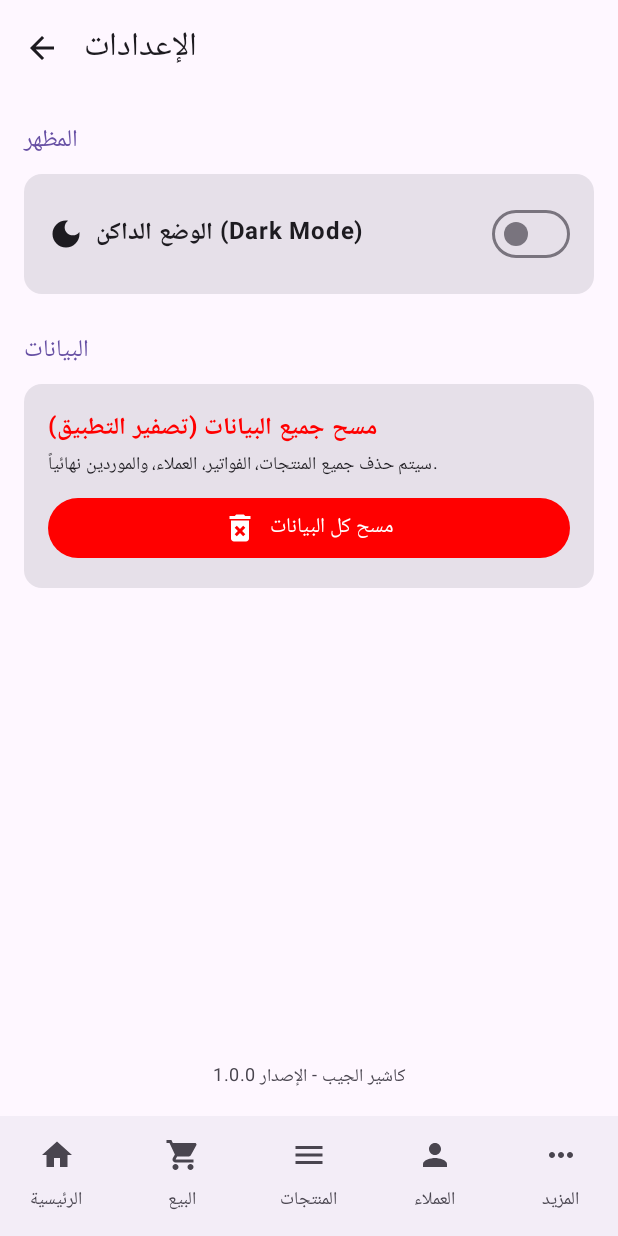
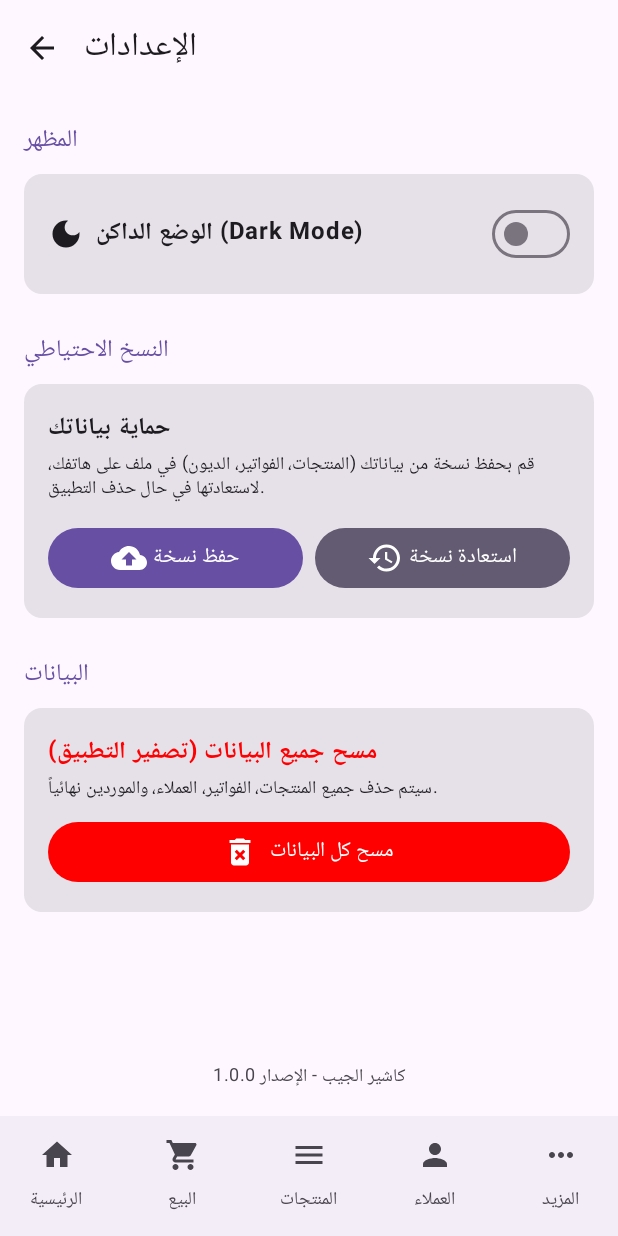
Before and after one commit to bb3174472-cloud/PocketCashier, an Android app built with Jetpack Compose: the SettingsScreen screen opened through its navigation route, on a phone screen of 412 x 824 dp. Run offline under Robolectric (Android 15) with nearby library versions, the phone set to English and light mode, and no system bars; our stand-ins replace Room's generated code.

Commit message:
Batch 13: Add Backup and Restore functionality

```diff
--- a/app/src/main/java/com/pocketcashier/screens/SettingsScreen.kt
+++ b/app/src/main/java/com/pocketcashier/screens/SettingsScreen.kt
@@ -1,11 +1,12 @@
 package com.pocketcashier.screens
 
+import android.content.Context
 import android.widget.Toast
+import androidx.activity.compose.rememberLauncherForActivityResult
+import androidx.activity.result.contract.ActivityResultContracts
 import androidx.compose.foundation.layout.*
 import androidx.compose.material.icons.Icons
-import androidx.compose.material.icons.filled.ArrowBack
-import androidx.compose.material.icons.filled.DeleteForever
-import androidx.compose.material.icons.filled.DarkMode
+import androidx.compose.material.icons.filled.*
 import androidx.compose.material3.*
 import androidx.compose.runtime.*
 import androidx.compose.ui.Alignment
@@ -30,6 +31,54 @@ fun SettingsScreen(
     val scope = rememberCoroutineScope()
     val context = LocalContext.current
     var showResetDialog by remember { mutableStateOf(false) }
+
+    // 1. إعداد أداة حفظ النسخة الاحتياطية
+    val exportLauncher = rememberLauncherForActivityResult(
+        contract = ActivityResultContracts.CreateDocument("application/octet-stream")
+    ) { uri ->
+        if (uri != null) {
+            scope.launch {
+                try {
+                    withContext(Dispatchers.IO) {
+                        val dbFile = context.getDatabasePath("pocket_cashier_db")
+                        context.contentResolver.openOutputStream(uri)?.use { outputStream ->
+                            dbFile.inputStream().use { inputStream ->
+                                inputStream.copyTo(outputStream)
+                            }
+                        }
+                    }
+                    Toast.makeText(context, "✅ تم حفظ النسخة الاحتياطية بنجاح", Toast.LENGTH_LONG).show()
+                } catch (e: Exception) {
+                    Toast.makeText(context, "❌ فشل الحفظ: ${e.message}", Toast.LENGTH_LONG).show()
+                }
+            }
+        }
+    }
+
+    // 2. إعداد أداة استعادة النسخة الاحتياطية
+    val importLauncher = rememberLauncherForActivityResult(
+        contract = ActivityResultContracts.OpenDocument()
+    ) { uri ->
+        if (uri != null) {
+            scope.launch {
+                try {
+                    withContext(Dispatchers.IO) {
+                        val dbFile = context.getDatabasePath("pocket_cashier_db")
+                        // التأكد من إغلاق قاعدة البيانات قبل استبدالها (إن أمكن)
+                        db.close()
+                        context.contentResolver.openInputStream(uri)?.use { inputStream ->
+                            dbFile.outputStream().use { outputStream ->
+                                inputStream.copyTo(outputStream)
+                            }
+                        }
+                    }
+                    Toast.makeText(context, "✅ تمت الاستعادة بنجاح! يرجى إغلاق التطبيق وفتحه من جديد.", Toast.LENGTH_LONG).show()
+                } catch (e: Exception) {
+                    Toast.makeText(context, "❌ فشل الاستعادة: ${e.message}", Toast.LENGTH_LONG).show()
+                }
+            }
+        }
+    }
 
     Scaffold(
         topBar = {
@@ -63,6 +112,39 @@ fun SettingsScreen(
                         checked = isDarkTheme,
                         onCheckedChange = { onThemeChange(it) }
                     )
+                }
+            }
+
+            Spacer(modifier = Modifier.height(24.dp))
+
+            // إعدادات النسخ الاحتياطي
+            Text("النسخ الاحتياطي", style = MaterialTheme.typography.titleMedium, color = MaterialTheme.colorScheme.primary)
+            Spacer(modifier = Modifier.height(8.dp))
+            Card(modifier = Modifier.fillMaxWidth()) {
+                Column(modifier = Modifier.padding(16.dp)) {
+                    Text("حماية بياناتك", fontWeight = FontWeight.Bold)
+                    Text("قم بحفظ نسخة من بياناتك (المنتجات، الفواتير، الديون) في ملف على هاتفك، لاستعادتها في حال حذف التطبيق.", style = MaterialTheme.typography.bodySmall)
+                    Spacer(modifier = Modifier.height(12.dp))
+                    Row(modifier = Modifier.fillMaxWidth(), horizontalArrangement = Arrangement.spacedBy(8.dp)) {
+                        Button(
+                            onClick = { exportLauncher.launch("pocket_cashier_backup_${System.currentTimeMillis()}.db") },
+                            modifier = Modifier.weight(1f),
+                            colors = ButtonDefaults.buttonColors(containerColor = MaterialTheme.colorScheme.primary)
+                        ) {
+                            Icon(Icons.Default.Backup, contentDescription = null)
+                            Spacer(modifier = Modifier.width(4.dp))
+                            Text("حفظ نسخة")
+                        }
+                        Button(
+                            onClick = { importLauncher.launch(arrayOf("*/*")) },
+                            modifier = Modifier.weight(1f),
+                            colors = ButtonDefaults.buttonColors(containerColor = MaterialTheme.colorScheme.secondary)
+                        ) {
+                            Icon(Icons.Default.Restore, contentDescription = null)
+                            Spacer(modifier = Modifier.width(4.dp))
+                            Text("استعادة نسخة")
+                        }
+                    }
                 }
             }
 
```
